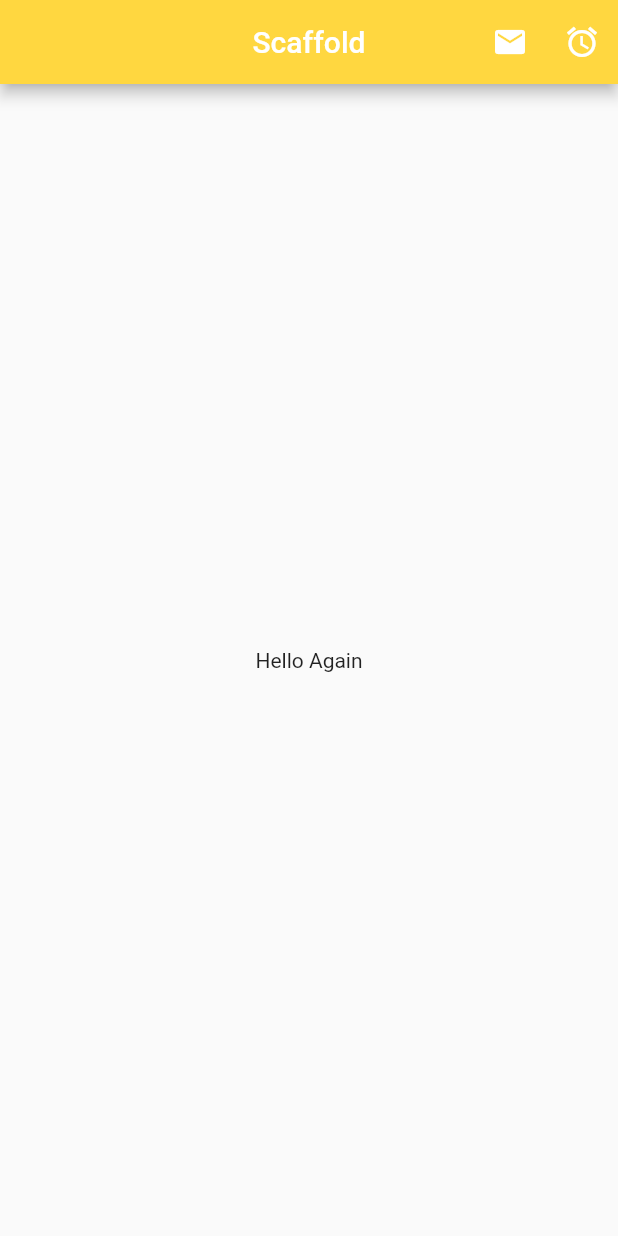
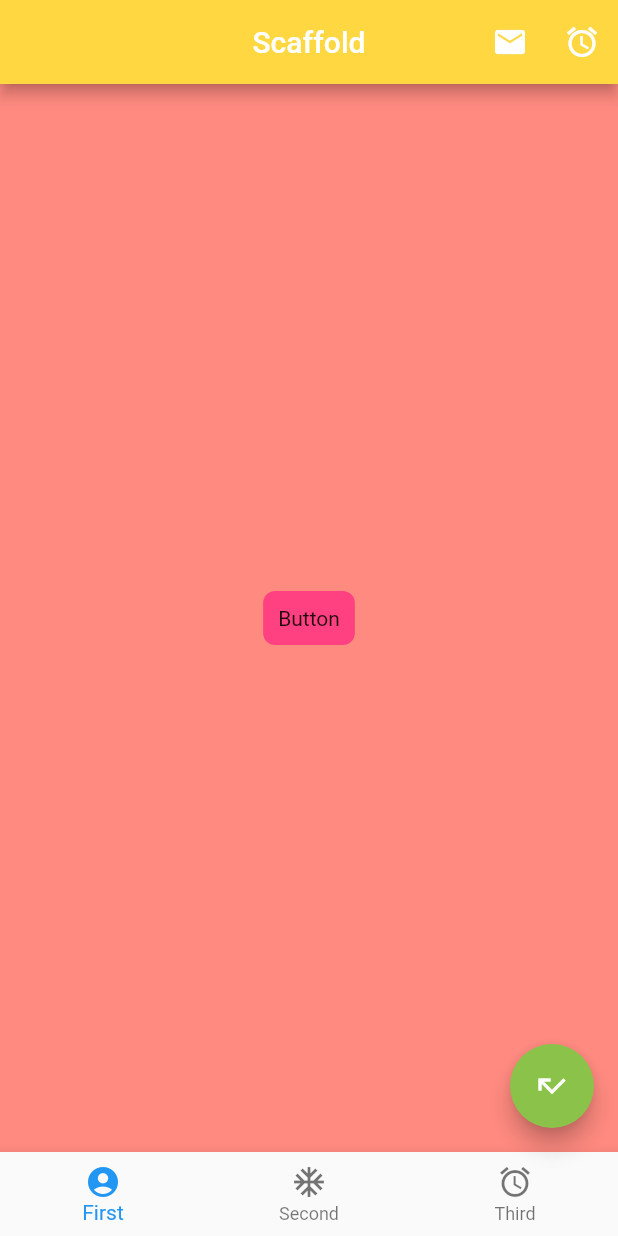
Before and after one commit to ryuryudragno/flutter_first_app, a Flutter app: the screen it shows after launch, on a phone screen of 412 x 824 dp. Run offline on Flutter 3.47's test engine with Material 2 defaults, Android fonts, the phone set to English and light mode, and no system bars.

Commit message:
fundamentals fin

```diff
--- a/lib/ui/home.dart
+++ b/lib/ui/home.dart
@@ -14,13 +14,65 @@ class ScaffoldExample extends StatelessWidget {
         title: Text("Scaffold"),
         centerTitle: true,
         backgroundColor: Colors.amberAccent.shade200,
-        actions: [
+        actions: <Widget>[
           IconButton(onPressed: ()=> debugPrint("aa"), icon: Icon(Icons.email)),
           IconButton(onPressed: _tapButton, icon: Icon(Icons.access_alarm))
         ],
       ),
-      body: Center(
-        child: Text("Hello Again"),
+      floatingActionButton: FloatingActionButton(
+        backgroundColor: Colors.lightGreen,
+        child: Icon(Icons.call_missed),
+        onPressed: ()=> debugPrint("Hello"),
+
+      ),
+      bottomNavigationBar: BottomNavigationBar(items: [
+        BottomNavigationBarItem(icon: Icon(Icons.account_circle),title: Text("First")),
+        BottomNavigationBarItem(icon: Icon(Icons.ac_unit),title: Text("Second")),
+        BottomNavigationBarItem(icon: Icon(Icons.access_alarm_outlined),title: Text("Third")),
+
+      ],onTap: (int index) => debugPrint("Tapped Item : $index"),),
+      backgroundColor: Colors.redAccent.shade100,
+      body: Container(
+        alignment: Alignment.center,
+
+        child: Column(
+          mainAxisAlignment: MainAxisAlignment.center,
+          children: <Widget>[
+            CustomButton()
+
+            // InkWell(
+            //   child: Text("Tap me",
+            //   style: TextStyle(fontSize: 23.4),),
+            //   onTap: ()=> debugPrint("aaa"),
+            // )
+          ],
+        )
+      ),
+    );
+  }
+}
+
+class CustomButton extends StatelessWidget {
+  const CustomButton({Key? key}) : super(key: key);
+
+  @override
+  Widget build(BuildContext context) {
+    return GestureDetector(
+      onTap: (){
+        final snackBar = SnackBar(content: Text("Hello Again"),
+        backgroundColor: Colors.cyanAccent.shade100,);
+
+        Scaffold.of(context).showSnackBar(snackBar);
+      },
+
+      child: Container(
+        padding: EdgeInsets.all(10.0),
+        decoration: BoxDecoration(
+          color: Colors.pinkAccent,
+          borderRadius: BorderRadius.circular(8.0),
+
+        ),
+        child: Text("Button"),
       ),
     );
   }
```
